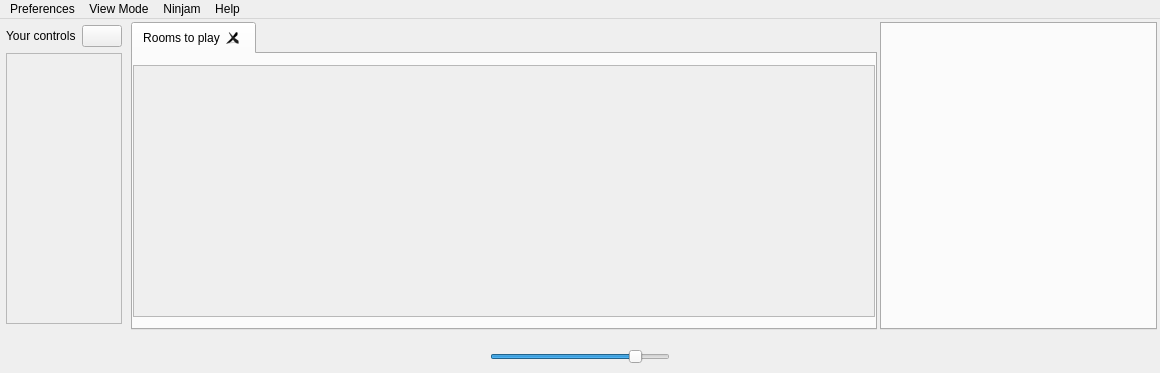
This is src/gui/MainWindow.ui in elieserdejesus/JamTaba as Qt 5 draws it before an edit. The edited form follows.
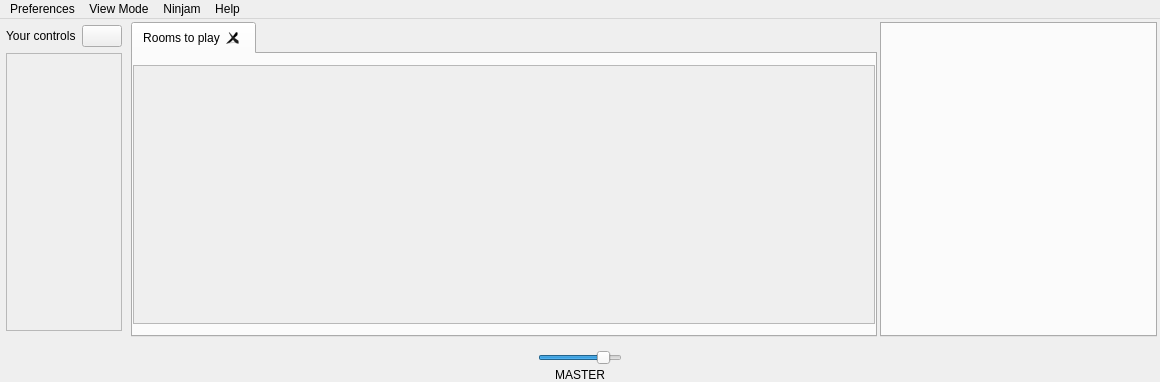
This is the edited form. Icons and pictures are not drawn. Custom widgets are drawn as their Qt base class.

```diff
--- a/src/gui/MainWindow.ui
+++ b/src/gui/MainWindow.ui
@@ -7,7 +7,7 @@
     <x>0</x>
     <y>0</y>
     <width>1160</width>
-    <height>373</height>
+    <height>382</height>
    </rect>
   </property>
   <property name="windowTitle">
@@ -115,7 +115,7 @@
                 <x>0</x>
                 <y>0</y>
                 <width>753</width>
-                <height>230</height>
+                <height>238</height>
                </rect>
               </property>
               <layout class="QVBoxLayout" name="verticalLayout_6">
@@ -280,7 +280,7 @@
             <x>0</x>
             <y>0</y>
             <width>99</width>
-            <height>239</height>
+            <height>247</height>
            </rect>
           </property>
           <layout class="QHBoxLayout" name="localTracksLayout">
@@ -318,23 +318,29 @@
        <string notr="true"/>
       </property>
       <layout class="QHBoxLayout" name="horizontalLayout">
+       <property name="leftMargin">
+        <number>0</number>
+       </property>
        <property name="topMargin">
-        <number>12</number>
+        <number>6</number>
+       </property>
+       <property name="rightMargin">
+        <number>0</number>
        </property>
        <property name="bottomMargin">
-        <number>9</number>
+        <number>0</number>
        </property>
-       <item>
+       <item alignment="Qt::AlignHCenter|Qt::AlignVCenter">
         <widget class="QWidget" name="masterControlsPanel" native="true">
          <property name="sizePolicy">
-          <sizepolicy hsizetype="Preferred" vsizetype="Maximum">
+          <sizepolicy hsizetype="Maximum" vsizetype="Maximum">
            <horstretch>0</horstretch>
            <verstretch>0</verstretch>
           </sizepolicy>
          </property>
          <property name="maximumSize">
           <size>
-           <width>200</width>
+           <width>150</width>
            <height>16777215</height>
           </size>
          </property>
@@ -356,12 +362,6 @@
           </property>
           <item>
            <widget class="QWidget" name="masterMetersPanel" native="true">
-            <property name="sizePolicy">
-             <sizepolicy hsizetype="Preferred" vsizetype="Maximum">
-              <horstretch>0</horstretch>
-              <verstretch>0</verstretch>
-             </sizepolicy>
-            </property>
             <property name="styleSheet">
              <string notr="true"/>
             </property>
@@ -447,6 +447,16 @@
             </layout>
            </widget>
           </item>
+          <item>
+           <widget class="QLabel" name="masterTitleLabel">
+            <property name="text">
+             <string>MASTER</string>
+            </property>
+            <property name="alignment">
+             <set>Qt::AlignCenter</set>
+            </property>
+           </widget>
+          </item>
          </layout>
         </widget>
        </item>
```
